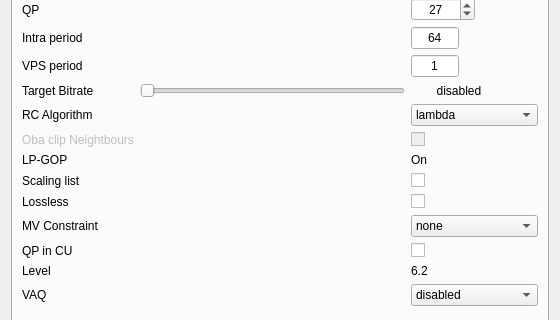
ultravideo/uvgComm, file ui/videosettings.ui: the form before one commit; both pictures show x 0 to 560 and y 117 to 437 of the 560 by 519 pixel window.
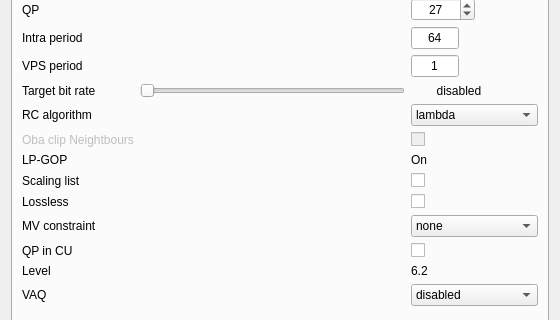
The form after the commit. The open tabs and pages were chosen to show the change.

Commit message:
feature(GUI): Correct spelling of bit rate and frame rate.
Also change update tail length to update period.

```diff
--- a/ui/videosettings.ui
+++ b/ui/videosettings.ui
@@ -686,7 +686,7 @@
        <item row="8" column="0">
         <widget class="QLabel" name="label_21">
          <property name="text">
-          <string>RC Algorithm</string>
+          <string>RC algorithm</string>
          </property>
         </widget>
        </item>
@@ -797,7 +797,7 @@
        <item row="6" column="0">
         <widget class="QLabel" name="bitrate_label">
          <property name="text">
-          <string>Target Bitrate</string>
+          <string>Target bit rate</string>
          </property>
         </widget>
        </item>
@@ -994,7 +994,7 @@
        <item row="14" column="0" colspan="2">
         <widget class="QLabel" name="label_24">
          <property name="text">
-          <string>MV Constraint</string>
+          <string>MV constraint</string>
          </property>
         </widget>
        </item>
```
The commit also changes 2 other files.
